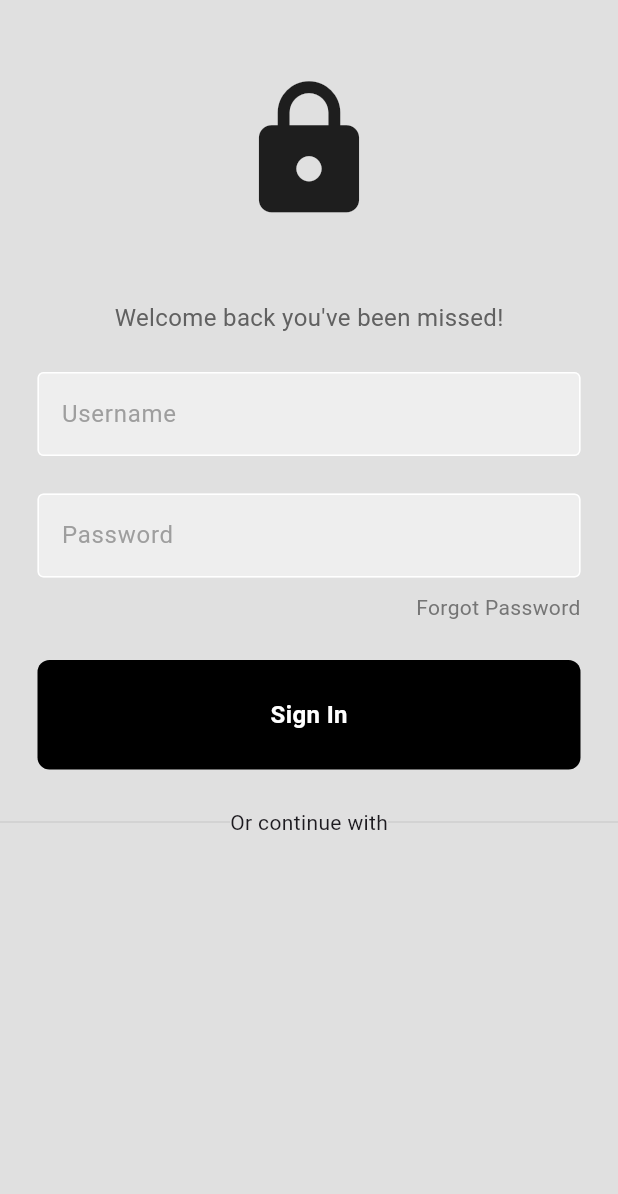
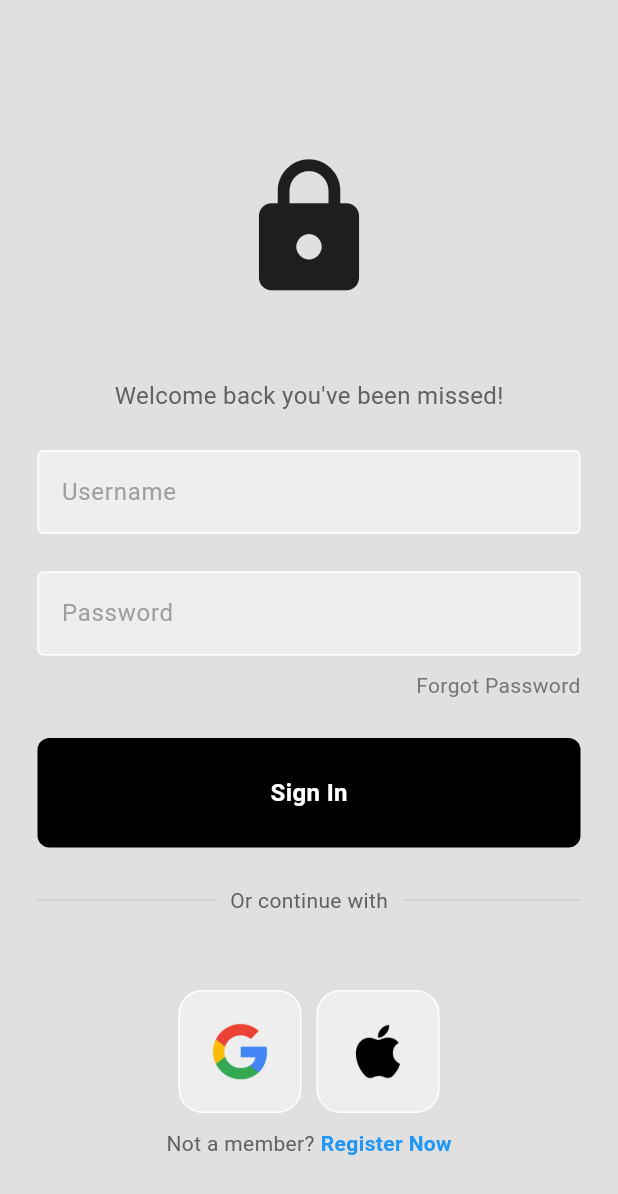
Before and after one commit to cjmartin89/authApp, a Flutter app: the screen it shows after launch, on a phone screen of 412 x 824 dp. Shown: the top 1194 px of the screen. Run offline on Flutter 3.47's test engine with Material 3 defaults, Android fonts, the phone set to English and light mode, and no system bars.

Commit message:
UI Finished

```diff
--- /dev/null
+++ b/Flutter Apps/auth_app/lib/components/square_tile.dart
@@ -0,0 +1,23 @@
+import 'package:flutter/material.dart';
+
+class SquareTile extends StatelessWidget {
+  final String imagePath;
+
+  const SquareTile({super.key, required this.imagePath});
+
+  @override
+  Widget build(BuildContext context) {
+    return Container(
+      padding: EdgeInsets.all(20),
+      decoration: BoxDecoration(
+        border: Border.all(color: Colors.white),
+        borderRadius: BorderRadius.circular(16),
+        color: Colors.grey[200],
+      ),
+      child: Image.asset(
+        imagePath,
+        height: 40,
+        ),
+    );
+  }
+}
--- a/Flutter Apps/auth_app/lib/pages/login_page.dart
+++ b/Flutter Apps/auth_app/lib/pages/login_page.dart
@@ -1,5 +1,6 @@
 import 'package:auth_app/components/my_button.dart';
 import 'package:auth_app/components/my_textfield.dart';
+import 'package:auth_app/components/square_tile.dart';
 import 'package:flutter/material.dart';
 
 class LoginPage extends StatelessWidget {
@@ -19,6 +20,7 @@ class LoginPage extends StatelessWidget {
       body: SafeArea(
         child: Center(
           child: Column(
+            mainAxisAlignment: MainAxisAlignment.center,
             children: [
               const SizedBox(height: 50),
 
@@ -83,7 +85,9 @@ class LoginPage extends StatelessWidget {
               const SizedBox(height: 25),
 
               // or continue with
-              Row(
+              Padding(
+                padding: const EdgeInsets.symmetric(horizontal: 25.0),
+                child: Row(
                   children: [
                     Expanded(
                       child: Divider(
@@ -91,8 +95,12 @@ class LoginPage extends StatelessWidget {
                         color: Colors.grey[400],
                       ),
                     ),
-                  const Text(
+                    Padding(
+                      padding: const EdgeInsets.symmetric(horizontal: 10.0),
+                      child: Text(
                         'Or continue with',
+                        style: TextStyle(color: Colors.grey[700]),
+                      ),
                     ),
                     Expanded(
                       child: Divider(
@@ -102,10 +110,45 @@ class LoginPage extends StatelessWidget {
                     ),
                   ],
                 ),
+              ),
+
+              const SizedBox(height: 50),
 
               // google + apple sign in button
+              const Row(
+                mainAxisAlignment: MainAxisAlignment.center,
+                children: [
+                  // google button
+                  SquareTile(imagePath: 'lib/images/google.png'),
+
+                  const SizedBox(width: 10),
+
+                  // apple button
+                  SquareTile(imagePath: 'lib/images/apple.png'),
+                ],
+              ),
+
+              const SizedBox(height: 10),
 
               //not a member? register now
+              Row(
+                mainAxisAlignment: MainAxisAlignment.center,
+                children: [
+                  Text('Not a member?',
+                  style: TextStyle(color: Colors.grey[700]),
+                  ),
+
+                  const SizedBox(width: 4),
+
+                  const Text(
+                    'Register Now',
+                    style: TextStyle(
+                      color: Colors.blue,
+                      fontWeight: FontWeight.bold,
+                    ),
+                  )
+                ],
+              )
             ],
           ),
         ),
```
Lines whose indentation alone changed are shown as unchanged.
